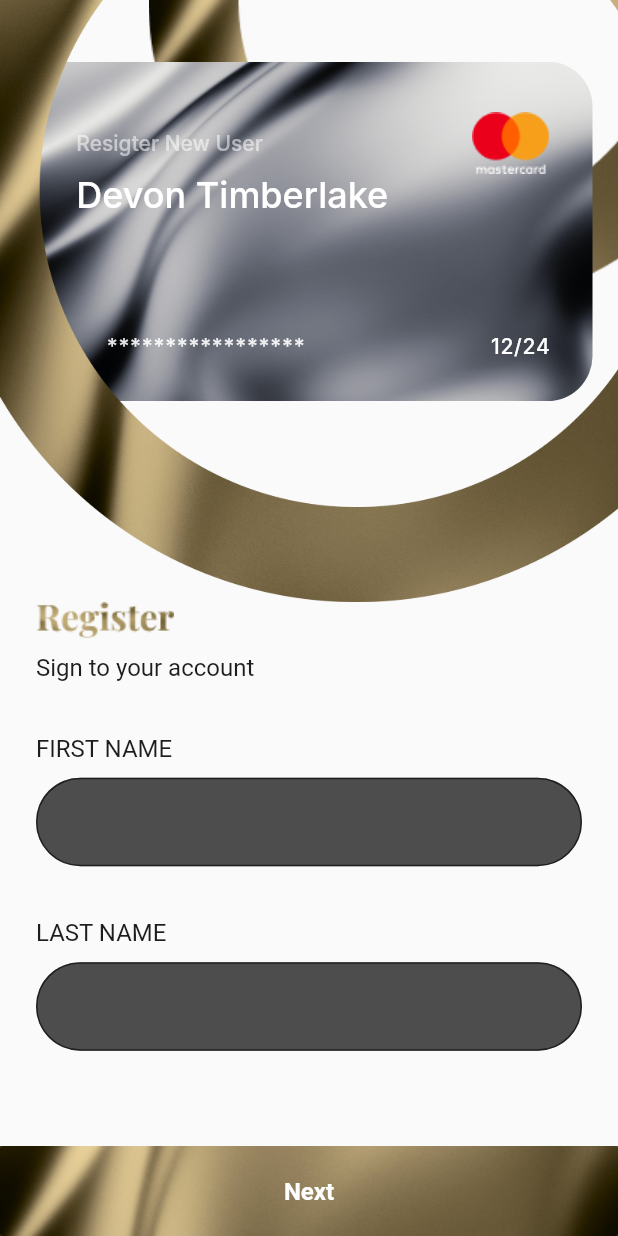
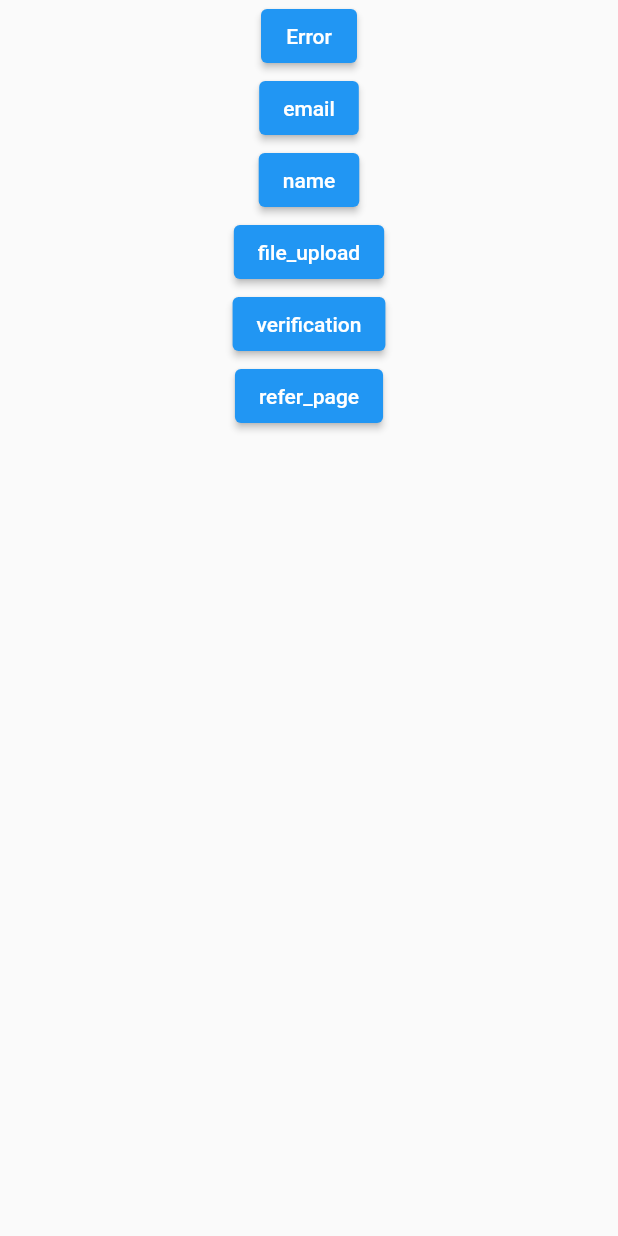
Before and after one commit to KhushiGoyal08/Design_flutter1, a Flutter app: the screen it shows after launch, on a phone screen of 412 x 824 dp. Run offline on Flutter 3.47's test engine with Material 2 defaults, Android fonts, the phone set to English and light mode, and no system bars; our stand-ins replace dotted_border, flutter_svg, google_fonts.

Commit message:
added_navigation

```diff
--- a/lib/main.dart
+++ b/lib/main.dart
@@ -1,7 +1,4 @@
-import 'package:design_flutter/pages/email.dart';
-import 'package:design_flutter/pages/file_upload.dart';
-import 'package:design_flutter/pages/register_name.dart';
-
+import 'package:design_flutter/pages/navigation.dart';
 import 'package:flutter/material.dart';
 
 void main() {
@@ -16,7 +13,7 @@ class MyApp extends StatelessWidget {
   Widget build(BuildContext context) {
    return  const  MaterialApp(
     debugShowCheckedModeBanner: false,
-    home: RegisterName(),
+    home: Navigation(),
    );
   }
 }
--- /dev/null
+++ b/lib/pages/button.dart
@@ -0,0 +1,15 @@
+ import 'package:flutter/material.dart';
+
+class Button extends StatelessWidget {
+  const Button({required this.text,required this.fun,super.key});
+final String text;
+final Widget fun;
+  @override
+  Widget build(BuildContext context) {
+    return  ElevatedButton(onPressed: (){
+            Navigator.push(context,MaterialPageRoute(builder: (context) =>  fun),);
+          },
+          child: Text(text)
+          );
+  }
+}
--- /dev/null
+++ b/lib/pages/navigation.dart
@@ -0,0 +1,39 @@
+
+import 'package:design_flutter/pages/button.dart';
+import 'package:design_flutter/pages/email.dart';
+import 'package:design_flutter/pages/error.dart';
+import 'package:design_flutter/pages/file_upload.dart';
+import 'package:design_flutter/pages/refer_page.dart';
+import 'package:design_flutter/pages/register_name.dart';
+import 'package:design_flutter/pages/verification.dart';
+import 'package:flutter/material.dart';
+
+class Navigation extends StatelessWidget {
+  const Navigation({super.key});
+
+  @override
+  Widget build(BuildContext context) {
+    return const SafeArea(
+      child:   Scaffold(
+        body:   SingleChildScrollView(
+          child: Center(
+            child: Column(
+              mainAxisAlignment: MainAxisAlignment.spaceAround,
+
+              children: [
+               Button(text:"Error",fun: MyError(),),
+               Button(text:"email",fun: RegisterEmail(),),
+              Button(text:"name",fun: RegisterName(),),
+                 Button(text:"file_upload",fun: Myuploads(),),
+                    Button(text:"verification",fun: Verification(),),
+                       Button(text:"refer_page",fun: MyHomePage(),),
+              ],
+              ),
+          ),
+        ),
+      ),
+    );
+  }
+
+
+}
--- a/lib/pages/register_name.dart
+++ b/lib/pages/register_name.dart
@@ -1,4 +1,5 @@
 import 'package:flutter/material.dart';
+import 'package:google_fonts/google_fonts.dart';
 
 class RegisterName extends StatefulWidget {
   const RegisterName({super.key});
@@ -41,8 +42,8 @@ class _RegisterNameState extends State<RegisterName> {
                         borderRadius: BorderRadius.circular(30),
                       ),
                     ),
-                    child: const Padding(
-                      padding:  EdgeInsets.only(
+                    child: Padding(
+                      padding:  const EdgeInsets.only(
                         top: 33.91,
                       left: 33.91,
                       right: 28.26,
@@ -58,47 +59,47 @@ class _RegisterNameState extends State<RegisterName> {
                                 opacity: 0.54,
                                 child: Text(
                                   'Resigter New User',
-                                  style: TextStyle(
-                                    color: Colors.white,
+                                  style: GoogleFonts.inter(
+                                    color:  Colors.white,
                                     fontSize: 14,
-                                    fontFamily: 'Inter',
+
                                     fontWeight: FontWeight.w500,
                                     height: 0,
                                   ),
                                 ),
                               ),
-                              Image(
+                             const   Image(
                                 image: AssetImage("images/mastercard_logo.png"),
                               ),
                             ],
                           ),
                           Text(
                             'Devon Timberlake',
-                            style: TextStyle(
+                            style: GoogleFonts.inter(
                               color: Colors.white,
                               fontSize: 24,
-                              fontFamily: 'Inter',
+
                               fontWeight: FontWeight.w500,
                             ),
                           ),
-                          SizedBox(
+                        const   SizedBox(
                             height: 77.26,
                           ),
-                          Padding(
-                            padding: EdgeInsets.only(
+                        Padding(
+                            padding: const EdgeInsets.only(
                               left: 20,
                             ),
                             child: Row(
                               mainAxisAlignment: MainAxisAlignment.spaceBetween,
                               children: [
-                                Opacity(
+                             const Opacity(
                                   opacity: 0.90,
                                   child: Text(
                                     '*****************',
                                     style: TextStyle(
                                       color: Colors.white,
                                       fontSize: 14,
-                                      fontFamily: 'Inter',
+
                                       fontWeight: FontWeight.w500,
                                       height: 0,
                                       letterSpacing: 0.50,
@@ -108,10 +109,10 @@ class _RegisterNameState extends State<RegisterName> {
                                 Text(
                                   '12/24',
                                   textAlign: TextAlign.right,
-                                  style: TextStyle(
+                                  style: GoogleFonts.inter(
                                     color: Colors.white,
                                     fontSize: 14,
-                                    fontFamily: 'Inter',
+
                                     fontWeight: FontWeight.w500,
                                     height: 0,
                                     letterSpacing: 0.50,
@@ -134,41 +135,41 @@ class _RegisterNameState extends State<RegisterName> {
               padding: const EdgeInsets.only(left: 24),
               child: Image.asset("images/Register.png"),
             ),
-            const Padding(
-              padding: EdgeInsets.only(
+          Padding(
+              padding: const EdgeInsets.only(
                 top: 10,
                 left: 24,
               ),
               child: Text(
                 'Sign to your account',
-                style: TextStyle(
-                  color: Color(0xFF1E1D1D),
+                style: GoogleFonts.karla(
+                  color: const Color(0xFF1E1D1D),
                   fontSize: 16,
-                  fontFamily: 'Karla',
+
                   fontWeight: FontWeight.w400,
                 ),
               ),
             ),
-            const Padding(
-              padding: EdgeInsets.only(top: 35, left: 24, bottom: 10),
+       Padding(
+              padding: const EdgeInsets.only(top: 35, left: 24, bottom: 10),
               child: Text(
                 'FIRST NAME',
-                style: TextStyle(
-                  color: Color(0xFF1E1D1D),
+                style: GoogleFonts.karla(
+                  color: const  Color(0xFF1E1D1D),
                   fontSize: 16,
-                  fontFamily: 'Karla',
+
                   fontWeight: FontWeight.w400,
                 ),
               ),
             ),
-            const Padding(
-              padding: EdgeInsets.symmetric(horizontal: 24),
+          Padding(
+              padding: const EdgeInsets.symmetric(horizontal: 24),
               child: SingleChildScrollView(
                 child: TextField(
-                 style: TextStyle(
+                 style: GoogleFonts.inter(
                   color: Colors.white,
                  ),
-                  decoration: InputDecoration(
+                  decoration: const InputDecoration(
                     filled: true,
                     fillColor: Color(0xFF4D4D4D),
                       border: OutlineInputBorder(
@@ -183,7 +184,7 @@ class _RegisterNameState extends State<RegisterName> {
                 style: TextStyle(
                   color: Color(0xFF1E1D1D),
                   fontSize: 16,
-                  fontFamily: 'Karla',
+
                   fontWeight: FontWeight.w400,
                 ),
               ),
@@ -216,7 +217,7 @@ class _RegisterNameState extends State<RegisterName> {
             fit: BoxFit.fill,
           ),
         ),
-        child: const Row(
+        child:  Row(
           mainAxisSize: MainAxisSize.min,
           mainAxisAlignment: MainAxisAlignment.center,
           crossAxisAlignment: CrossAxisAlignment.center,
@@ -224,10 +225,10 @@ class _RegisterNameState extends State<RegisterName> {
             Text(
               'Next',
               textAlign: TextAlign.center,
-              style: TextStyle(
+              style: GoogleFonts.karla(
                 color: Colors.white,
                 fontSize: 16,
-                fontFamily: 'Karla',
+
                 fontWeight: FontWeight.w700,
               ),
             ),
--- a/pubspec.yaml
+++ b/pubspec.yaml
@@ -37,6 +37,7 @@ dependencies:
   cupertino_icons: ^1.0.2
   flutter_svg: ^2.0.7
   dotted_border: ^2.0.0+3
+  google_fonts: ^6.1.0
 
 dev_dependencies:
   flutter_test:
```
Also changed, not shown: lib/pages/email.dart (+31 -30 lines), lib/pages/error.dart (+24 -23 lines), lib/pages/file_upload.dart (+12 -11 lines), lib/pages/verification.dart (+5 -4 lines), pubspec.lock, 1 other file.
